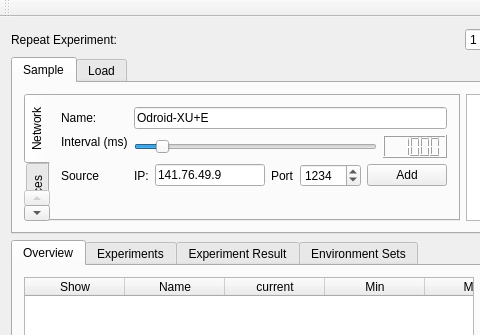
The window that odroidreader.ui (TUD-OS/OdroidReader) describes before a commit, drawn with Qt 5; both pictures show x 0 to 480 and y 0 to 335 of the 923 by 908 pixel window.
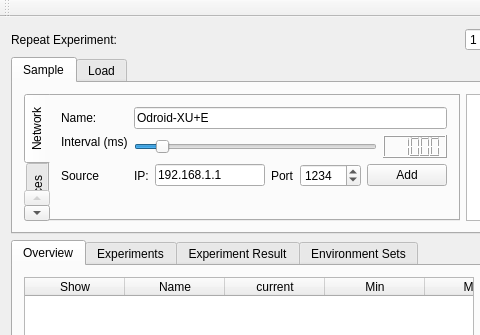
The same window after the commit. The open tabs and pages were chosen to show the change. Icons and pictures are not drawn. Custom widgets are drawn as their Qt base class.

Diff of the .ui file:
```diff
--- a/odroidreader.ui
+++ b/odroidreader.ui
@@ -162,7 +162,7 @@
                  <string/>
                 </property>
                 <property name="text">
-                 <string>141.76.49.9</string>
+                 <string>192.168.1.1</string>
                 </property>
                </widget>
               </item>
```
Left out of the diff: 4 changed lines with no effect on the pictures.
